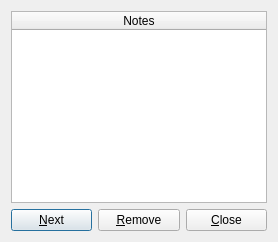
First picture: the form in sources/windows/CombatDialog.ui, repository ViviCoder/GM-Assistant, before the edit.
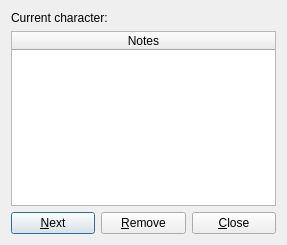
Second picture: the form after the edit.

```diff
--- a/sources/windows/CombatDialog.ui
+++ b/sources/windows/CombatDialog.ui
@@ -6,17 +6,21 @@
    <rect>
     <x>0</x>
     <y>0</y>
-    <width>400</width>
-    <height>300</height>
+    <width>287</width>
+    <height>245</height>
    </rect>
   </property>
   <property name="windowTitle">
    <string>Combat manager</string>
   </property>
   <layout class="QVBoxLayout" name="verticalLayout">
-   <property name="sizeConstraint">
-    <enum>QLayout::SetFixedSize</enum>
-   </property>
+   <item>
+    <widget class="QLabel" name="label">
+     <property name="text">
+      <string>Current character:</string>
+     </property>
+    </widget>
+   </item>
    <item>
     <widget class="QTableWidget" name="tableWidget">
      <property name="selectionMode">
```
Left out of the diff: 3 changed lines with no effect on the pictures.
